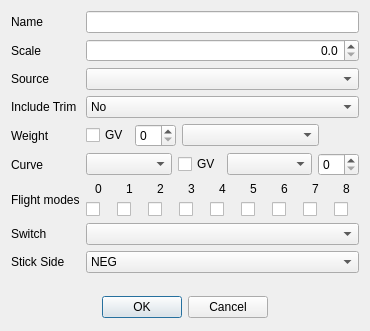
opentx/opentx, file companion/src/modeledit/expodialog.ui: the form before one commit.
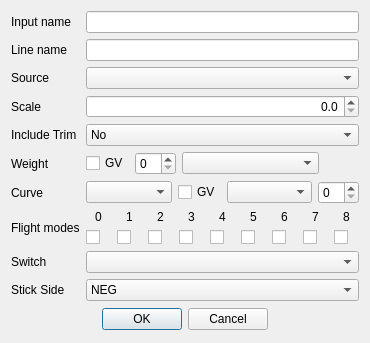
The form after the commit. Icons and pictures are not drawn.

Commit message: Support of inputs / mixes from 'next' continued. More duplicated code removed.

Diff of the .ui file:
```diff
--- a/companion/src/modeledit/expodialog.ui
+++ b/companion/src/modeledit/expodialog.ui
@@ -30,28 +30,35 @@
     <normaloff>:/icon.png</normaloff>:/icon.png</iconset>
   </property>
   <layout class="QGridLayout" name="gridLayout">
+   <item row="2" column="1">
+    <widget class="QComboBox" name="sourceCB">
+     <property name="whatsThis">
+      <string>The source for the mixer</string>
+     </property>
+    </widget>
+   </item>
    <item row="0" column="0">
-    <widget class="QLabel" name="label_name">
+    <widget class="QLabel" name="inputNameLabel">
      <property name="text">
-      <string>Name</string>
+      <string>Input name</string>
      </property>
     </widget>
    </item>
    <item row="0" column="1">
-    <widget class="QLineEdit" name="expoName">
+    <widget class="QLineEdit" name="inputName">
      <property name="maxLength">
       <number>6</number>
      </property>
     </widget>
    </item>
-   <item row="4" column="0">
+   <item row="6" column="0">
     <widget class="QLabel" name="label_3">
      <property name="text">
       <string>Weight</string>
      </property>
     </widget>
    </item>
-   <item row="4" column="1">
+   <item row="6" column="1">
     <layout class="QHBoxLayout" name="horizontalLayout_2" stretch="0,0,1,0">
      <item>
       <widget class="QCheckBox" name="weightGV">
@@ -85,14 +92,14 @@
      </item>
     </layout>
    </item>
-   <item row="6" column="0">
+   <item row="8" column="0">
     <widget class="QLabel" name="label_phases">
      <property name="text">
       <string>Flight modes</string>
      </property>
     </widget>
    </item>
-   <item row="6" column="1">
+   <item row="8" column="1">
     <layout class="QGridLayout" name="gridLayout_4">
      <item row="0" column="0">
       <widget class="QLabel" name="lb_FP0">
@@ -249,14 +256,14 @@
      </item>
     </layout>
    </item>
-   <item row="7" column="0">
+   <item row="9" column="0">
     <widget class="QLabel" name="label_7">
      <property name="text">
       <string>Switch</string>
      </property>
     </widget>
    </item>
-   <item row="7" column="1">
+   <item row="9" column="1">
     <widget class="QComboBox" name="switchesCB">
      <property name="whatsThis">
       <string>Switch used by the expo.
@@ -264,14 +271,14 @@
      </property>
     </widget>
    </item>
-   <item row="9" column="0">
+   <item row="11" column="0">
     <widget class="QLabel" name="sideLabel">
      <property name="text">
       <string>Stick Side</string>
      </property>
     </widget>
    </item>
-   <item row="9" column="1">
+   <item row="11" column="1">
     <widget class="QComboBox" name="sideCB">
      <item>
       <property name="text">
@@ -290,7 +297,7 @@
      </item>
     </widget>
    </item>
-   <item row="11" column="0" colspan="2">
+   <item row="13" column="0" colspan="2">
     <widget class="QDialogButtonBox" name="buttonBox">
      <property name="minimumSize">
       <size>
@@ -309,7 +316,7 @@
      </property>
     </widget>
    </item>
-   <item row="10" column="0" colspan="2">
+   <item row="12" column="0" colspan="2">
     <spacer name="verticalSpacer">
      <property name="orientation">
       <enum>Qt::Vertical</enum>
@@ -322,14 +329,7 @@
      </property>
     </spacer>
    </item>
-   <item row="2" column="1">
-    <widget class="QComboBox" name="sourceCB">
-     <property name="whatsThis">
-      <string>The source for the mixer</string>
-     </property>
-    </widget>
-   </item>
-   <item row="1" column="1">
+   <item row="3" column="1">
     <widget class="QDoubleSpinBox" name="scaleSB">
      <property name="whatsThis">
       <string>&lt;!DOCTYPE HTML PUBLIC &quot;-//W3C//DTD HTML 4.0//EN&quot; &quot;http://www.w3.org/TR/REC-html40/strict.dtd&quot;&gt;
@@ -352,28 +352,21 @@
      </property>
     </widget>
    </item>
-   <item row="1" column="0">
+   <item row="3" column="0">
     <widget class="QLabel" name="scaleLabel">
      <property name="text">
       <string>Scale</string>
      </property>
     </widget>
    </item>
-   <item row="3" column="0">
+   <item row="5" column="0">
     <widget class="QLabel" name="trimLabel">
      <property name="text">
       <string>Include Trim</string>
      </property>
     </widget>
    </item>
-   <item row="2" column="0">
-    <widget class="QLabel" name="sourceLabel">
-     <property name="text">
-      <string>Source</string>
-     </property>
-    </widget>
-   </item>
-   <item row="3" column="1">
+   <item row="5" column="1">
     <widget class="QComboBox" name="trimCB">
      <item>
       <property name="text">
@@ -387,14 +380,14 @@
      </item>
     </widget>
    </item>
-   <item row="5" column="0">
+   <item row="7" column="0">
     <widget class="QLabel" name="label_curves">
      <property name="text">
       <string>Curve</string>
      </property>
     </widget>
    </item>
-   <item row="5" column="1">
+   <item row="7" column="1">
     <layout class="QHBoxLayout" name="horizontalLayout" stretch="1,0,1,0">
      <item>
       <widget class="QComboBox" name="curveTypeCB">
@@ -425,6 +418,27 @@
      </item>
     </layout>
    </item>
+   <item row="2" column="0">
+    <widget class="QLabel" name="sourceLabel">
+     <property name="text">
+      <string>Source</string>
+     </property>
+    </widget>
+   </item>
+   <item row="1" column="0">
+    <widget class="QLabel" name="lineNameLabel">
+     <property name="text">
+      <string>Line name</string>
+     </property>
+    </widget>
+   </item>
+   <item row="1" column="1">
+    <widget class="QLineEdit" name="lineName">
+     <property name="maxLength">
+      <number>6</number>
+     </property>
+    </widget>
+   </item>
   </layout>
  </widget>
  <resources>
```
The commit also changes 14 other files.
